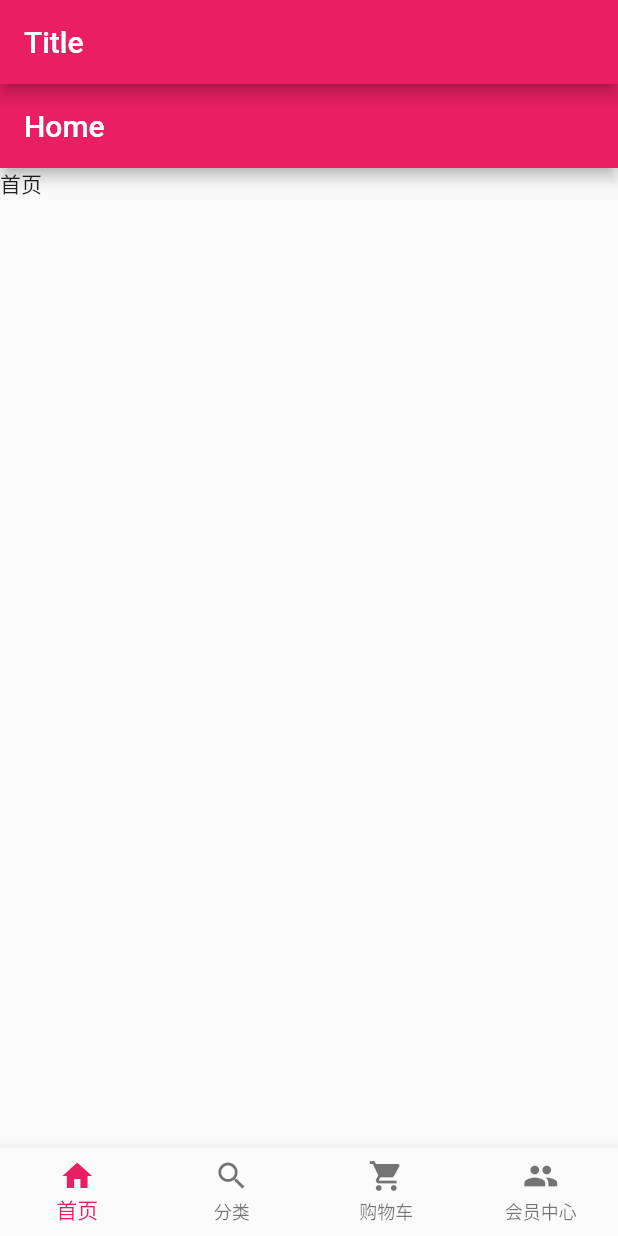
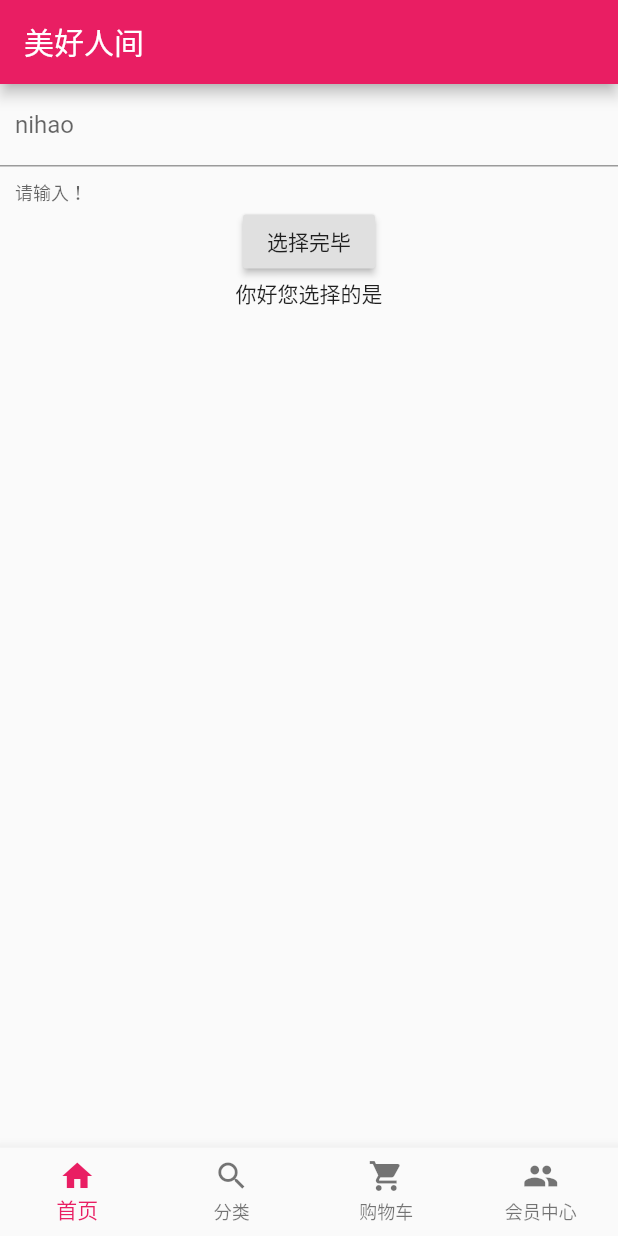
Before and after one commit to digitbase/flutter01, a Flutter app: the screen it shows after launch, on a phone screen of 412 x 824 dp. Run offline on Flutter 3.47's test engine with Material 2 defaults, Android fonts, the phone set to English and light mode, and no system bars; our stand-ins replace dio.

Commit message:
网络请求dio,实现get访问
实现 get 访问

```diff
--- a/lib/pages/home_page.dart
+++ b/lib/pages/home_page.dart
@@ -1,15 +1,84 @@
+import 'dart:convert';
+
+import 'package:dio/dio.dart';
 import 'package:flutter/material.dart';
 
-class HomePage extends StatelessWidget {
+class HomePage extends StatefulWidget {
+  @override
+  _HomePageState createState() => _HomePageState();
+}
+
+class _HomePageState extends State<HomePage> {
+  TextEditingController textContorl = TextEditingController();
+  String selectText = "你好您选择的是";
+
   @override
   Widget build(BuildContext context) {
+    //getHttp();
     return Scaffold(
       appBar: AppBar(
-        title: Text('Home'),
+        title: Text('美好人间'),
       ),
       body: Container(
-        child: Text('首页'),
+        child: Column(
+          children: <Widget>[
+            TextField(
+              controller: textContorl,
+              decoration: InputDecoration(
+                contentPadding: EdgeInsets.all(10),
+                labelText: 'nihao',
+                helperText: "请输入！",
+              ),
+              autofocus: false,
+            ),
+            RaisedButton(
+              onPressed: () {
+                _choiceAction(context);
+              },
+              child: Text('选择完毕'),
+            ),
+            Container(
+              child: Text(selectText),
+            ),
+          ],
+        ),
       ),
     );
   }
+
+  void _choiceAction(context) {
+    print('start select.............');
+    if (textContorl.text.isEmpty) {
+      showDialog(
+        context: context,
+        builder: (context) => AlertDialog(title: Text('美女不能为空')),
+      );
+    } else {
+      getHttp(textContorl.text.trim()).then(
+        (value) => {
+          setState(() {
+            Map a = jsonDecode(value);
+
+            //var b = jsonDecode(a['error']);
+            //print(b);
+            selectText = a['data'][0]['root'].toString();
+          })
+        },
+      );
+    }
+  }
+
+  Future getHttp(String typeText) async {
+    try {
+      var data = {'word': typeText};
+      Response response = await Dio().get(
+        "https://s.ohltr.com/searchapi.php",
+        queryParameters: data,
+      );
+      //print(response.data);
+      return response.data;
+    } catch (e) {
+      return print(e);
+    }
+  }
 }
--- a/lib/pages/index_page.dart
+++ b/lib/pages/index_page.dart
@@ -63,9 +63,9 @@ class _IndexPagesState extends State<IndexPages> {
           });
         },
       ),
-      appBar: AppBar(
-        title: Text('Title'),
-      ),
+      // appBar: AppBar(
+      //   title: Text('Title'),
+      // ),
       body: currentPage,
     );
   }
```
Also changed, not shown: pubspec.yaml (+40 -45 lines).
